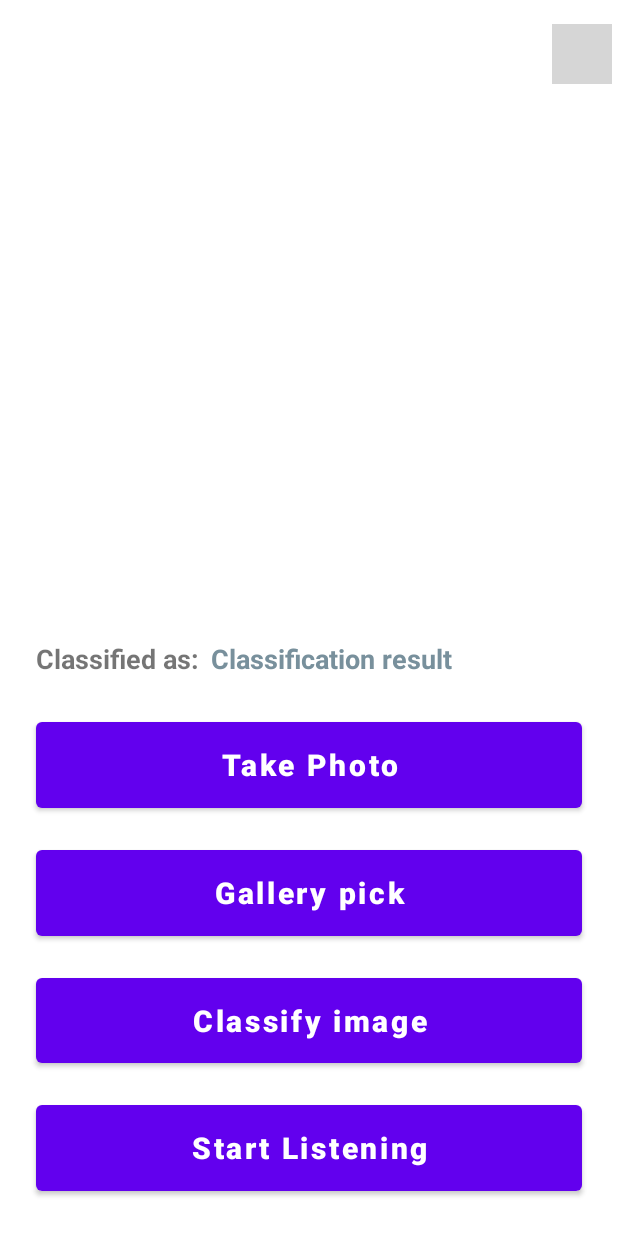
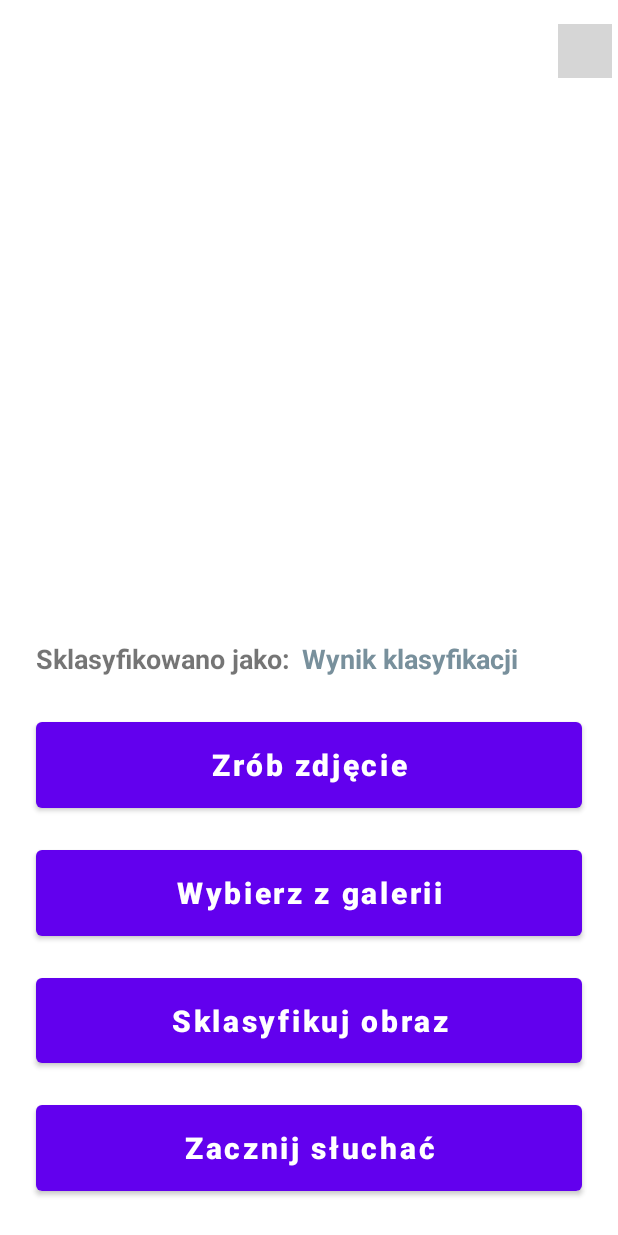
Before and after one commit to MaciejFranikowski/Photo-vocalizer, an Android app: the screen it shows after launch (MainActivity), on a phone screen of 412 x 824 dp. Run offline under Robolectric (Android 15) with nearby library versions, the phone set to English and light mode, and no system bars; libraries missing offline, so code that uses them is left out: org.tensorflow.lite; grey boxes are pictures that could not be loaded.

Commit message:
Change language of the app to polish

```diff
--- a/mobile_app/app/src/main/res/layout/activity_main.xml
+++ b/mobile_app/app/src/main/res/layout/activity_main.xml
@@ -130,6 +130,7 @@
         android:layout_height="0dp"
         android:layout_marginTop="16dp"
         android:layout_marginEnd="4dp"
+        android:layout_marginBottom="4dp"
         android:background="@drawable/rounded_shape"
         android:onClick="rotate90"
         android:src="@drawable/arrow_rotate_right"
--- a/mobile_app/app/src/main/res/values/strings.xml
+++ b/mobile_app/app/src/main/res/values/strings.xml
@@ -1,9 +1,9 @@
 <resources>
     <string name="app_name">Photo_vocalizer</string>
-    <string name="pick_gallery">Gallery pick</string>
-    <string name="classification_result">Classification result</string>
-    <string name="classified_as">Classified as:</string>
-    <string name="take_photo">Take Photo</string>
-    <string name="classify">Classify image</string>
-    <string name="start_listening">Start Listening</string>
+    <string name="pick_gallery">Wybierz z galerii</string>
+    <string name="classification_result">Wynik klasyfikacji</string>
+    <string name="classified_as">Sklasyfikowano jako:</string>
+    <string name="take_photo">Zrób zdjęcie</string>
+    <string name="classify">Sklasyfikuj obraz</string>
+    <string name="start_listening">Zacznij słuchać</string>
 </resources>
```
